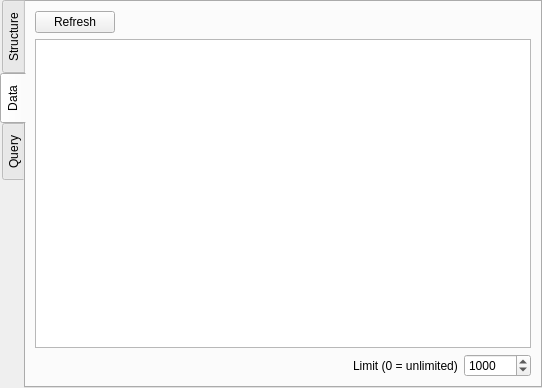
The window that TableDetailsWidget.ui (mtorromeo/sqlantaresia) describes before a commit, drawn with Qt 5.
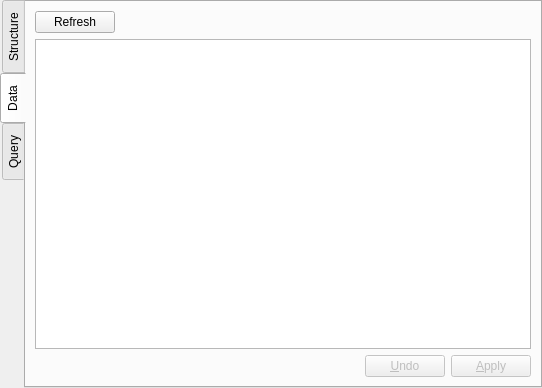
The same window after the commit. The open tabs and pages were chosen to show the change. Icons and pictures are not drawn. Custom widgets are drawn as their Qt base class.

Commit message: Removed problematic limit option. Added Undo/Apply to the data view Added table info in the structure tab.

```diff
--- a/TableDetailsWidget.ui
+++ b/TableDetailsWidget.ui
@@ -75,6 +75,9 @@
       <property name="alternatingRowColors">
        <bool>true</bool>
       </property>
+      <property name="sortingEnabled">
+       <bool>true</bool>
+      </property>
       <attribute name="horizontalHeaderCascadingSectionResizes">
        <bool>true</bool>
       </attribute>
@@ -102,9 +105,12 @@
        </spacer>
       </item>
       <item>
-       <widget class="QLabel" name="lblLimit">
+       <widget class="QPushButton" name="btnUndo">
+        <property name="enabled">
+         <bool>false</bool>
+        </property>
         <property name="text">
-         <string>Limit (0 = unlimited)</string>
+         <string>&amp;Undo</string>
         </property>
         <property name="buddy">
          <cstring>spinLimit</cstring>
@@ -112,15 +118,16 @@
        </widget>
       </item>
       <item>
-       <widget class="QSpinBox" name="spinLimit">
-        <property name="maximum">
-         <number>1000000000</number>
+       <widget class="QPushButton" name="btnApply">
+        <property name="enabled">
+         <bool>false</bool>
         </property>
-        <property name="singleStep">
-         <number>1000</number>
+        <property name="text">
+         <string>&amp;Apply</string>
         </property>
-        <property name="value">
-         <number>1000</number>
+        <property name="icon">
+         <iconset resource="icons.qrc">
+          <normaloff>:/16/dialog-ok-apply.png</normaloff>:/16/dialog-ok-apply.png</iconset>
         </property>
        </widget>
       </item>
```
Left out of the diff: 24 changed lines with no effect on the pictures. The commit also changes 5 other files.
